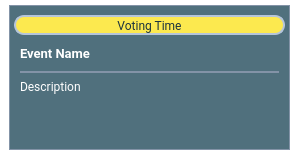
Before: the Qt Designer form src/app/gui/forms/widgeteventitem.ui in botorabi/Meet4Eat-Desktop, drawn with Qt 5.
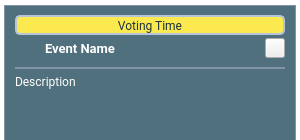
After: the same form once the commit is applied. Icons and pictures are not drawn.

Diff of the .ui file:
```diff
--- a/src/app/gui/forms/widgeteventitem.ui
+++ b/src/app/gui/forms/widgeteventitem.ui
@@ -6,10 +6,22 @@
    <rect>
     <x>0</x>
     <y>0</y>
-    <width>290</width>
-    <height>155</height>
+    <width>300</width>
+    <height>140</height>
    </rect>
   </property>
+  <property name="minimumSize">
+   <size>
+    <width>300</width>
+    <height>140</height>
+   </size>
+  </property>
+  <property name="maximumSize">
+   <size>
+    <width>300</width>
+    <height>149</height>
+   </size>
+  </property>
   <property name="cursor">
    <cursorShape>PointingHandCursor</cursorShape>
   </property>
@@ -19,6 +31,7 @@
   <property name="styleSheet">
    <string notr="true">#WidgetEventItem {
   background: transparent;
+  border: 0;
 }</string>
   </property>
   <layout class="QVBoxLayout" name="verticalLayout_2">
@@ -26,13 +39,13 @@
     <number>9</number>
    </property>
    <property name="leftMargin">
-    <number>9</number>
+    <number>4</number>
    </property>
    <property name="topMargin">
     <number>5</number>
    </property>
    <property name="rightMargin">
-    <number>0</number>
+    <number>4</number>
    </property>
    <property name="bottomMargin">
     <number>5</number>
@@ -46,9 +59,12 @@
   background-color: rgb(80,112,125);
 }</string>
      </property>
-     <layout class="QVBoxLayout" name="verticalLayout_3">
+     <layout class="QVBoxLayout" name="verticalLayout_3" stretch="1">
+      <property name="spacing">
+       <number>2</number>
+      </property>
       <property name="sizeConstraint">
-       <enum>QLayout::SetDefaultConstraint</enum>
+       <enum>QLayout::SetMinAndMaxSize</enum>
       </property>
       <property name="leftMargin">
        <number>2</number>
@@ -61,6 +77,20 @@
       </property>
       <property name="bottomMargin">
        <number>2</number>
+      </property>
+      <item>
+       <layout class="QVBoxLayout" name="verticalLayout" stretch="0,0,1">
+        <property name="spacing">
+         <number>1</number>
+        </property>
+        <property name="sizeConstraint">
+         <enum>QLayout::SetMinAndMaxSize</enum>
+        </property>
+        <property name="leftMargin">
+         <number>6</number>
+        </property>
+        <property name="rightMargin">
+         <number>6</number>
       </property>
       <item>
        <widget class="QWidget" name="widgetVotingTime" native="true">
@@ -82,10 +112,13 @@
   background-color: rgb(252, 233, 79);
   background: rgb(252, 233, 79);
   border: 2px solid rgb(181,197, 217);
-  border-radius: 10px;
+  border-radius: 5px;
 }</string>
         </property>
         <layout class="QVBoxLayout" name="verticalLayout_5">
+           <property name="spacing">
+            <number>0</number>
+           </property>
          <property name="leftMargin">
           <number>4</number>
          </property>
@@ -100,6 +133,12 @@
          </property>
          <item>
           <widget class="QLabel" name="label">
+             <property name="minimumSize">
+              <size>
+               <width>200</width>
+               <height>0</height>
+              </size>
+             </property>
            <property name="font">
             <font>
              <family>Roboto</family>
@@ -121,15 +160,35 @@
        </widget>
       </item>
       <item>
-       <layout class="QVBoxLayout" name="verticalLayout" stretch="0,0,1">
-        <property name="leftMargin">
+         <layout class="QHBoxLayout" name="horizontalLayout_2" stretch="0,1,0,0,0,0,0">
+          <property name="spacing">
          <number>6</number>
         </property>
-        <property name="rightMargin">
-         <number>6</number>
+          <property name="bottomMargin">
+           <number>2</number>
         </property>
         <item>
-         <layout class="QHBoxLayout" name="horizontalLayout_2" stretch="1,0,0,0,0">
+           <widget class="QLabel" name="labelPhotoIcon">
+            <property name="minimumSize">
+             <size>
+              <width>24</width>
+              <height>24</height>
+             </size>
+            </property>
+            <property name="maximumSize">
+             <size>
+              <width>24</width>
+              <height>24</height>
+             </size>
+            </property>
+            <property name="text">
+             <string/>
+            </property>
+            <property name="scaledContents">
+             <bool>true</bool>
+            </property>
+           </widget>
+          </item>
           <item>
            <widget class="QLabel" name="labelHead">
             <property name="minimumSize">
@@ -295,8 +354,76 @@
             </property>
            </widget>
           </item>
+          <item>
+           <widget class="QPushButton" name="pushButtonCollapse">
+            <property name="minimumSize">
+             <size>
+              <width>20</width>
+              <height>20</height>
+             </size>
+            </property>
+            <property name="maximumSize">
+             <size>
+              <width>20</width>
+              <height>20</height>
+             </size>
+            </property>
+            <property name="focusPolicy">
+             <enum>Qt::NoFocus</enum>
+            </property>
+            <property name="toolTip">
+             <string>Hide/show details</string>
+            </property>
+            <property name="styleSheet">
+             <string notr="true">QPushButton {
+  border-image: url(:/icon-collapse2.png);
+}
+QPushButton:checked {
+  border-image: url(:/icon-collapse1.png);
+}</string>
+            </property>
+            <property name="checkable">
+             <bool>true</bool>
+            </property>
+           </widget>
+          </item>
          </layout>
         </item>
+        <item>
+         <widget class="QWidget" name="widgetBody" native="true">
+          <property name="sizePolicy">
+           <sizepolicy hsizetype="Preferred" vsizetype="Expanding">
+            <horstretch>0</horstretch>
+            <verstretch>0</verstretch>
+           </sizepolicy>
+          </property>
+          <property name="minimumSize">
+           <size>
+            <width>0</width>
+            <height>80</height>
+           </size>
+          </property>
+          <layout class="QVBoxLayout" name="verticalLayout_4" stretch="1">
+           <property name="spacing">
+            <number>0</number>
+           </property>
+           <property name="leftMargin">
+            <number>0</number>
+           </property>
+           <property name="topMargin">
+            <number>0</number>
+           </property>
+           <property name="rightMargin">
+            <number>0</number>
+           </property>
+           <property name="bottomMargin">
+            <number>0</number>
+           </property>
+           <item>
+            <layout class="QVBoxLayout" name="verticalLayout_6" stretch="0,0">
+             <property name="spacing">
+              <number>2</number>
+             </property>
         <item>
          <widget class="QLabel" name="labelLine">
           <property name="minimumSize">
@@ -319,7 +446,10 @@
          </widget>
         </item>
         <item>
-         <layout class="QHBoxLayout" name="horizontalLayout" stretch="1,0">
+              <layout class="QHBoxLayout" name="horizontalLayout">
+               <property name="topMargin">
+                <number>3</number>
+               </property>
           <item>
            <widget class="QLabel" name="labelDescription">
             <property name="font">
@@ -369,6 +499,11 @@
     </widget>
    </item>
   </layout>
+      </item>
+     </layout>
+    </widget>
+   </item>
+  </layout>
  </widget>
  <resources/>
  <connections>
```
Left out of the diff: 37 changed lines with no effect on the pictures. Lines whose indentation alone changed are shown as unchanged.
